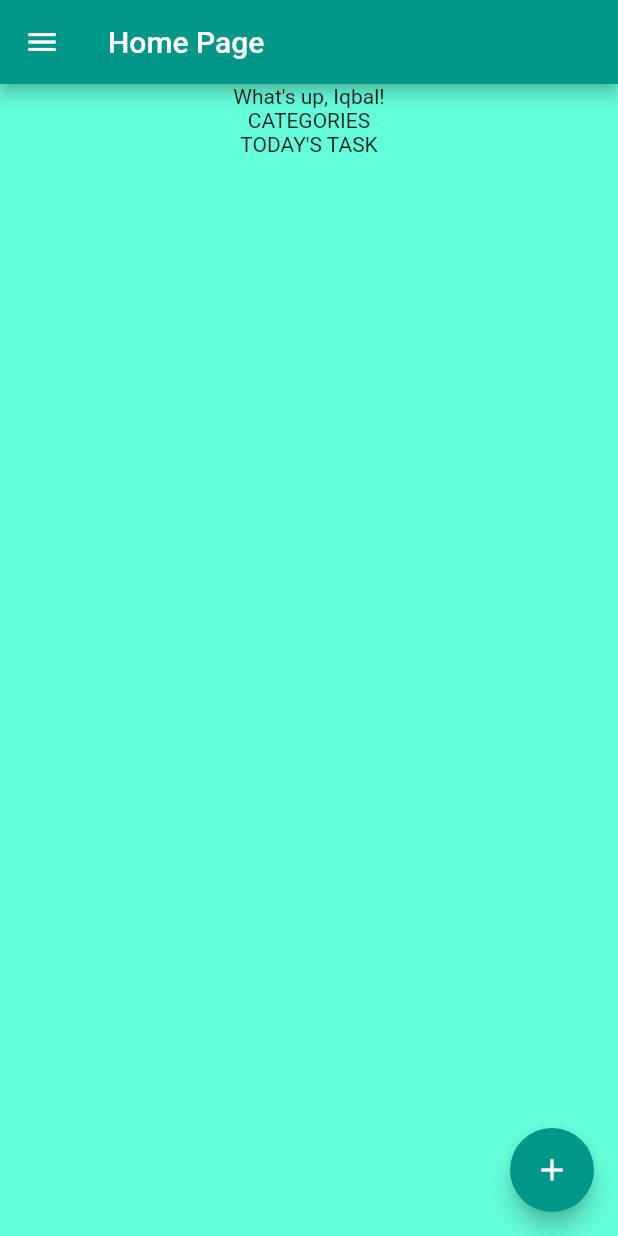
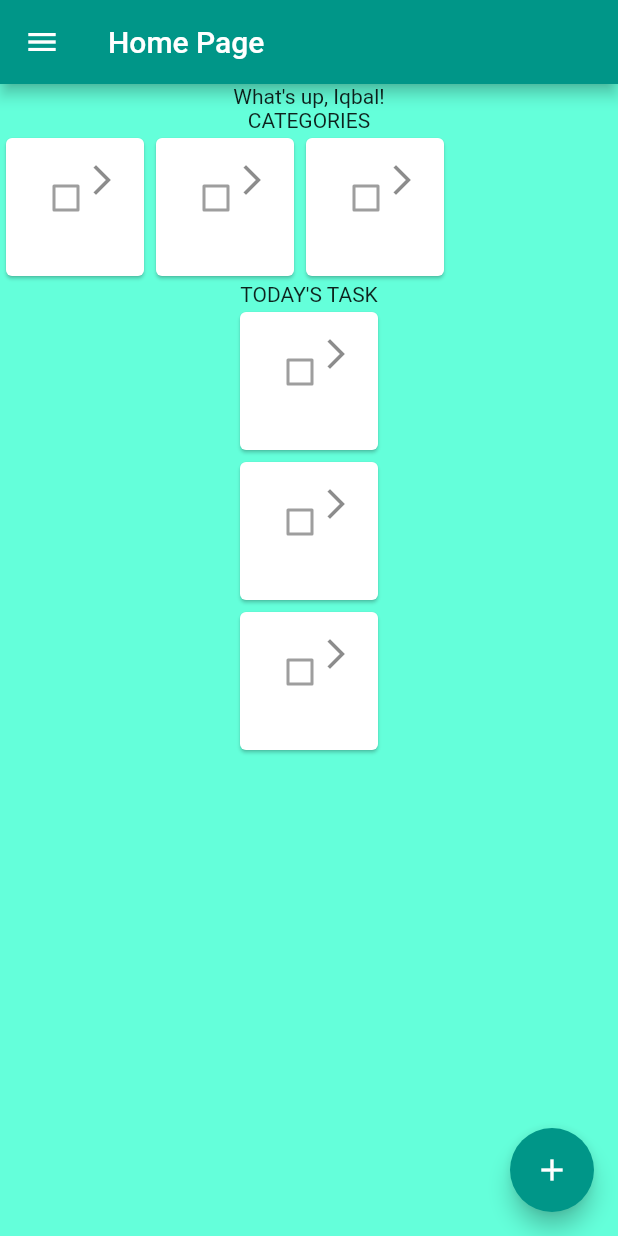
Before and after one commit to iqbalpa/ramadhan-tracker, a Flutter app: the screen it shows after launch, on a phone screen of 412 x 824 dp. Run offline on Flutter 3.47's test engine with Material 2 defaults, Android fonts, the phone set to English and light mode, and no system bars.

Commit message:
initialize card

```diff
--- a/lib/views/pages/home/_home.dart
+++ b/lib/views/pages/home/_home.dart
@@ -1,3 +1,4 @@
 import 'package:flutter/material.dart';
+import '../../widgets/_widgets.dart';
 
 part 'home.dart';
--- a/lib/views/pages/home/home.dart
+++ b/lib/views/pages/home/home.dart
@@ -21,10 +21,28 @@ class _HomePageState extends State<HomePage> {
           children: [
             Text('What\'s up, Iqbal!'),
             Column(
-              children: [Text('CATEGORIES'), Row()],
+              children: [
+                Text('CATEGORIES'),
+                Row(
+                  children: [
+                    MyCard(),
+                    MyCard(),
+                    MyCard(),
+                  ],
+                )
+              ],
             ),
             Column(
-              children: [Text('TODAY\'S TASK'), Row()],
+              children: [
+                Text('TODAY\'S TASK'),
+                Column(
+                  children: [
+                    MyCard(),
+                    MyCard(),
+                    MyCard(),
+                  ],
+                )
+              ],
             ),
           ],
         ),
--- a/lib/views/widgets/card/card.dart
+++ b/lib/views/widgets/card/card.dart
@@ -1 +1,29 @@
 part of '_card.dart';
+
+class MyCard extends StatefulWidget {
+  const MyCard({super.key});
+
+  @override
+  State<MyCard> createState() => _MyCardState();
+}
+
+class _MyCardState extends State<MyCard> {
+  @override
+  Widget build(BuildContext context) {
+    return const SizedBox(
+      width: 100,
+      height: 100,
+      child: Card(
+        child: ListTile(
+          leading: Checkbox(
+            value: false,
+            onChanged: null,
+          ),
+          title: Text('Card Title'),
+          subtitle: Text('Card Subtitle'),
+          trailing: Icon(Icons.arrow_forward_ios),
+        ),
+      ),
+    );
+  }
+}
```
